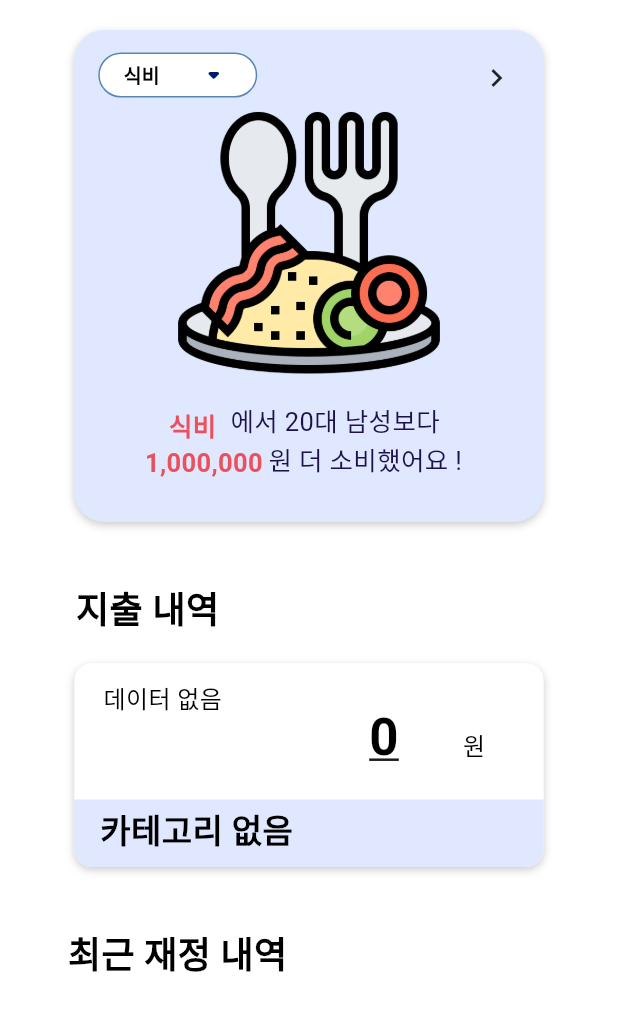
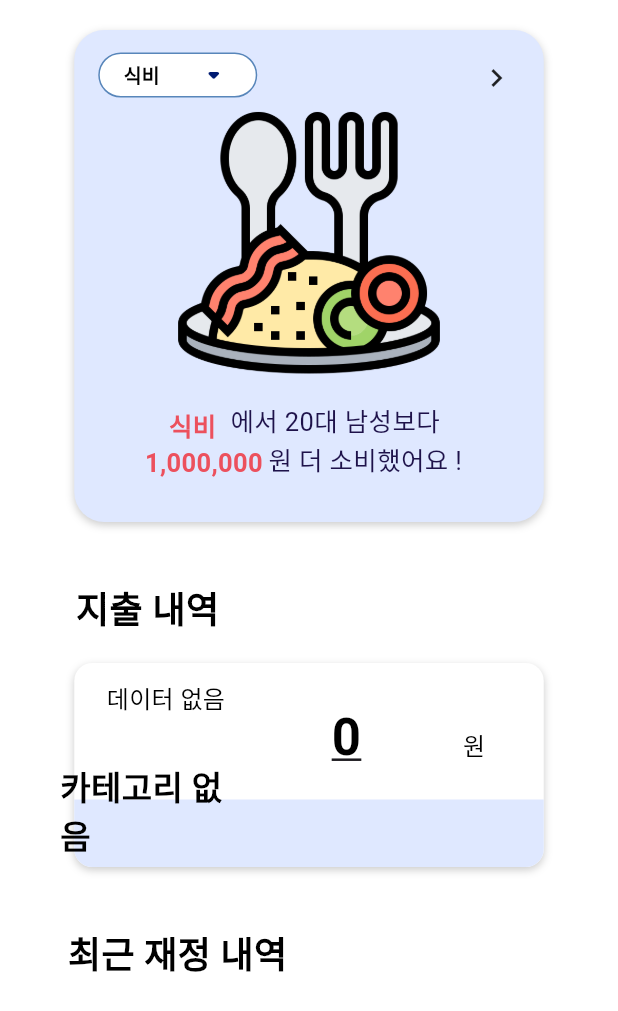
Before and after one commit to UNTOC-CAMP-2024-2/Upmoney_Frontend, a Flutter app: the PayPage screen opened directly, on a phone screen of 412 x 824 dp. Shown: the top 1011 px of the screen. Run offline on Flutter 3.47's test engine with Material 3 defaults, Android fonts, the phone set to English and light mode, and no system bars; our stand-ins replace shared_preferences, table_calendar; accounts and stored records are empty; network calls fail.

Commit message:
전체적수정

```diff
--- a/lib/pages/graph.dart
+++ b/lib/pages/graph.dart
@@ -62,8 +62,9 @@ class GraphPageState extends State<GraphPage> {
         setState(() {
           amounts = List.generate(6, (index) {
             // 각 카테고리의 소비 데이터를 가져옴
+            final categoryIndex = index + 1;
             final categoryData = data.firstWhere(
-              (element) => element['category_id'] == index,
+              (element) => element['category_id'] == categoryIndex,
               orElse: () => {'total_consumption': 0},
             );
             return categoryData['total_consumption'].toDouble();
--- a/lib/pages/pay.dart
+++ b/lib/pages/pay.dart
@@ -408,17 +408,21 @@ class PayPageState extends State<PayPage> {
                           alignment: const AlignmentDirectional(0, -0.79),
                           child: Padding(
                             padding:
-                                const EdgeInsetsDirectional.fromSTEB(0, 0, 195, 0),
+                                const EdgeInsetsDirectional.fromSTEB(0, 0, 20, 0),
+                            child: SizedBox(
+                            width: 250,
                             child: Text(
                               recentConsumption != null
                                   ? recentConsumption!['description']
                                   : '데이터 없음',
                               textAlign: TextAlign.left,
+                              softWrap: false,
                               style: const TextStyle(
                                 color: Colors.black,
                                 fontSize: 16,
                                 fontWeight: FontWeight.w500,
                               ),
+                            ),
                             ),
                           ),
                         ),
@@ -442,7 +446,7 @@ class PayPageState extends State<PayPage> {
                           alignment: const AlignmentDirectional(0, -0.41),
                           child: Padding(
                             padding:
-                                const EdgeInsetsDirectional.fromSTEB(100, 0, 0, 0),
+                                const EdgeInsetsDirectional.fromSTEB(50, 0, 0, 0),
                             child: Text(
                               recentConsumption != null
                                   ? '${recentConsumption!['amount']}'
@@ -476,7 +480,7 @@ class PayPageState extends State<PayPage> {
                           alignment: const AlignmentDirectional(0, 0.84),
                           child: Padding(
                             padding:
-                                const EdgeInsetsDirectional.fromSTEB(0, 0, 150, 0),
+                                const EdgeInsetsDirectional.fromSTEB(0, 0, 220, 0),
                             child: Text(
                               recentConsumption != null
                                   ? mapCategoryToOption(recentConsumption!['category'])
@@ -587,7 +591,7 @@ class PayPageState extends State<PayPage> {
                                   ),
                                 ),
                                 const Align(
-                                  alignment: AlignmentDirectional(0.9, -0.2),
+                                  alignment: AlignmentDirectional(0.9, -0.15),
                                   child: Text(
                                     '원',
                                     style: TextStyle(
--- a/pubspec.yaml
+++ b/pubspec.yaml
@@ -65,8 +65,9 @@ flutter:
    - assets/images/vehicle.png
    - assets/images/meal.png
    - assets/images/shopping.png
-   - assets/images/relax.png
+   - assets/images/play.png
    - assets/images/monetaryluck.png
+   - assets/images/education.png
 
   # An image asset can refer to one or more resolution-specific "variants", see
   # https://flutter.dev/to/resolution-aware-images
```
